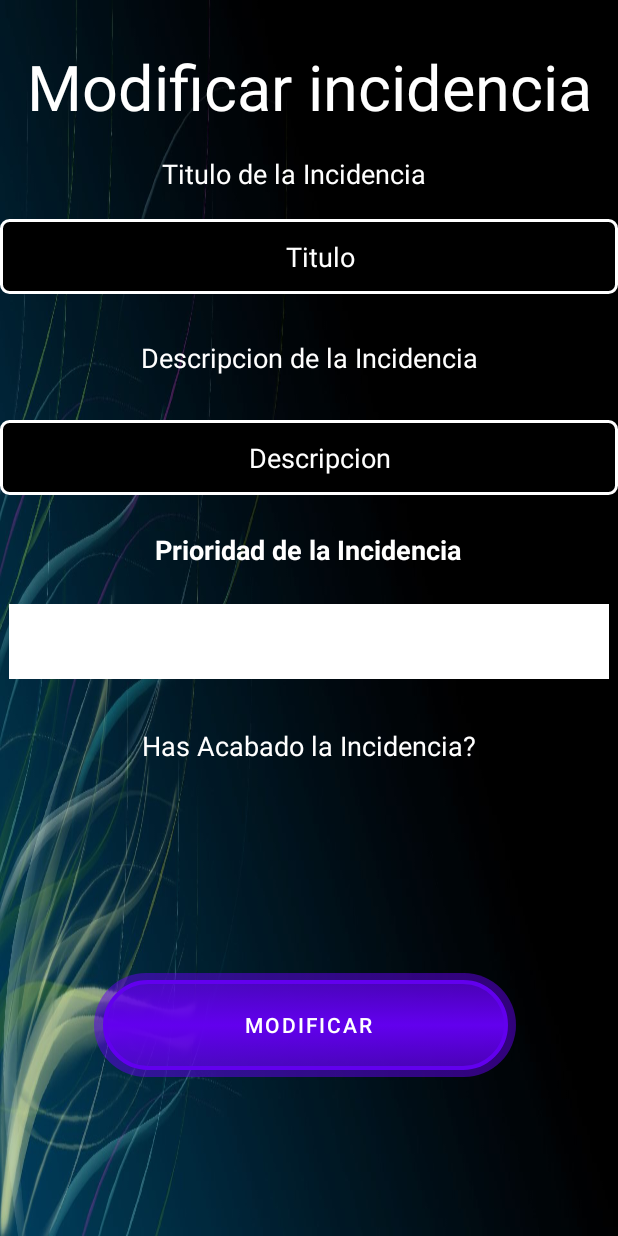
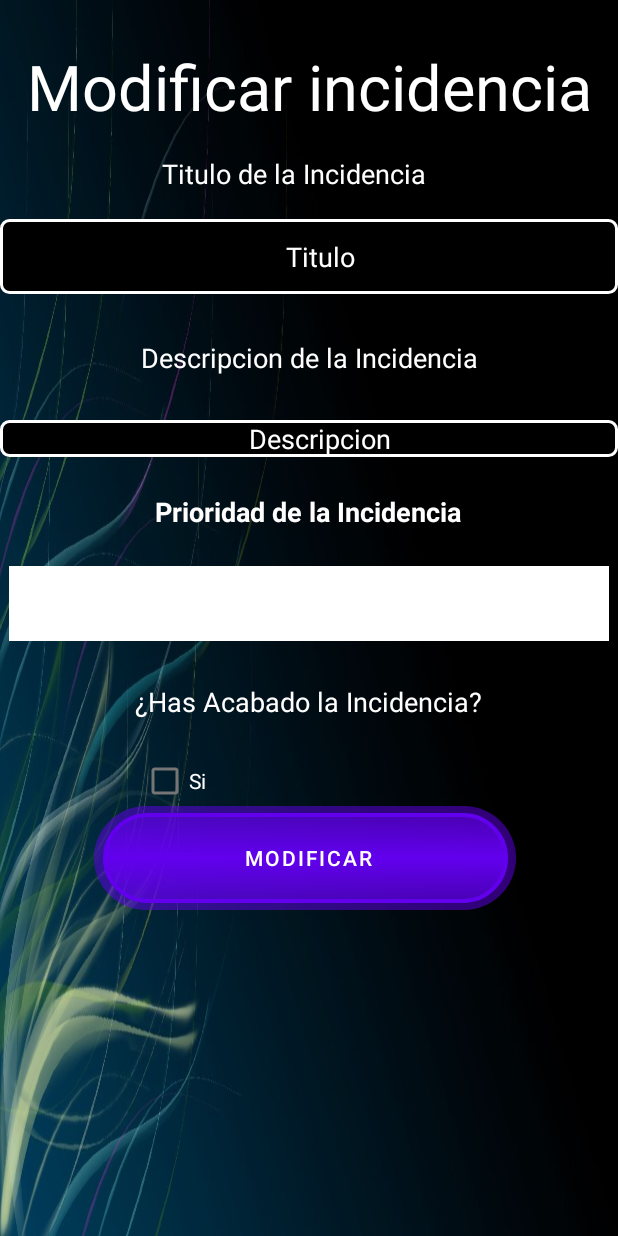
Before and after one commit to Xxjorge20/ProyectoFinalDAMJLBSVA, an Android app: the layout fragment_modificar_incidencia.xml on its own in the app's theme, with its tools: preview values and no code run, on a phone screen of 412 x 824 dp. Run offline under Robolectric (Android 15) with nearby library versions, the phone set to English and light mode, and no system bars.

Commit message:
Parte de ModificarIncidencia.kt Implementada y funcionando en su version mas basica e implementacion de un metodo en la clase Incidencia.kt

```diff
--- a/app/src/main/java/InicioSesion/RegistroActivity.kt
+++ b/app/src/main/java/InicioSesion/RegistroActivity.kt
@@ -68,10 +68,7 @@ class RegistroActivity : AppCompatActivity() {
                                 "apellidos" to binding.apellidos.text.toString(),
                                 "email" to binding.email.text.toString(),
                                 "privilegios" to usuario.privi,
-                            )
-                            )
-
-
+                            ))
 
                         // Accedemos a la pantalla InicioActivity parae dar la bienvenida al usuario
                         val intent = Intent(this, InicioActivity::class.java).apply {
--- a/app/src/main/java/ies/luiscarrillo/proyectofinaldamjlbsva/Datos/ParteIncidencias/Menu/MenuLateral.kt
+++ b/app/src/main/java/ies/luiscarrillo/proyectofinaldamjlbsva/Datos/ParteIncidencias/Menu/MenuLateral.kt
@@ -40,7 +40,7 @@ class MenuLateral : AppCompatActivity() {
         val header = binding.navView.getHeaderView(0)
         val email = header.findViewById<TextView>(R.id.TBCorreoUserName)
         val nombre = header.findViewById<TextView>(R.id.TBUserName)
-        email.text = intent.getStringExtra("email")
+        email.text = intent.getStringExtra("correo")
         nombre.text = intent.getStringExtra("nombre")
 
 
@@ -51,10 +51,13 @@ class MenuLateral : AppCompatActivity() {
                     supportFragmentManager.beginTransaction().replace(R.id.fragment_container_view, CasaFragment()).commit()
                     binding.drawer.closeDrawers()
                 }
+                /*
                 R.id.nav_modificarIncidencia -> {
                     supportFragmentManager.beginTransaction().replace(R.id.fragment_container_view, ModificarIncidencia()).commit()
                     binding.drawer.closeDrawers()
                 }
+                */
+
                 R.id.nav_insertarIncidencia -> {
                     supportFragmentManager.beginTransaction().replace(R.id.fragment_container_view, InsertarIncidenciaFragment()).commit()
                     binding.drawer.closeDrawers()
--- a/app/src/main/res/layout/fragment_insertar_incidencia.xml
+++ b/app/src/main/res/layout/fragment_insertar_incidencia.xml
@@ -3,7 +3,7 @@
     xmlns:app="http://schemas.android.com/apk/res-auto"
     xmlns:tools="http://schemas.android.com/tools"
     android:layout_width="match_parent"
-    android:layout_height="match_parent"
+    android:layout_height="wrap_content"
     android:background="@drawable/loginfondo"
     tools:context=".Menu.CasaFragment">
 
--- a/app/src/main/res/layout/fragment_modificar_incidencia.xml
+++ b/app/src/main/res/layout/fragment_modificar_incidencia.xml
@@ -36,7 +36,7 @@
     <EditText
         android:id="@+id/TBDescripcionIncidencia2Modificar"
         android:layout_width="match_parent"
-        android:layout_height="50dp"
+        android:layout_height="wrap_content"
         android:layout_marginTop="84dp"
         android:background="@drawable/borde_edittext"
         android:ems="10"
@@ -90,13 +90,12 @@
         android:id="@+id/BModificarIncidencia"
         android:layout_width="wrap_content"
         android:layout_height="wrap_content"
-        android:layout_marginTop="196dp"
         android:background="@drawable/boton_neon"
         android:text="Modificar"
         app:layout_constraintEnd_toEndOf="parent"
         app:layout_constraintHorizontal_bias="0.496"
         app:layout_constraintStart_toStartOf="parent"
-        app:layout_constraintTop_toBottomOf="@+id/listPrioridadModificar" />
+        app:layout_constraintTop_toBottomOf="@+id/checkBoxSi" />
 
     <TextView
         android:id="@+id/textView7"
@@ -126,16 +125,26 @@
         android:id="@+id/textView9"
         android:layout_width="wrap_content"
         android:layout_height="wrap_content"
-        android:layout_marginTop="32dp"
-        android:text="Has Acabado la Incidencia?"
+        android:layout_marginTop="28dp"
+        android:text="¿Has Acabado la Incidencia?"
         android:textColor="@color/white"
         android:textSize="18sp"
         app:layout_constraintEnd_toEndOf="parent"
-        app:layout_constraintHorizontal_bias="0.5"
+        app:layout_constraintHorizontal_bias="0.497"
         app:layout_constraintStart_toStartOf="parent"
         app:layout_constraintTop_toBottomOf="@+id/listPrioridadModificar" />
 
-
+    <CheckBox
+        android:id="@+id/checkBoxSi"
+        android:layout_width="83dp"
+        android:layout_height="33dp"
+        android:layout_marginTop="24dp"
+        android:text="Si"
+        android:textColor="@color/white"
+        app:layout_constraintEnd_toEndOf="parent"
+        app:layout_constraintHorizontal_bias="0.286"
+        app:layout_constraintStart_toStartOf="parent"
+        app:layout_constraintTop_toBottomOf="@+id/textView9" />
 
 
 </androidx.constraintlayout.widget.ConstraintLayout>
--- a/app/src/main/res/menu/nav_menu.xml
+++ b/app/src/main/res/menu/nav_menu.xml
@@ -14,10 +14,12 @@
                     android:id="@+id/nav_insertarIncidencia"
                     android:icon="@drawable/ic_baseline_add"
                     android:title="Insertar Incidencia" />
+                <!--
                 <item
                     android:id="@+id/nav_modificarIncidencia"
                     android:icon="@drawable/ic_baseline_edit"
                     android:title="Modificar Incidencia" />
+                -->
             </group>
         </menu>
     </item>
@@ -37,9 +39,11 @@
                     android:id="@+id/nav_insertarUsuario"
 
                     android:title="Insertar Usuario" />
+                <!--
                 <item
                     android:id="@+id/nav_modificarUsuario"
                     android:title="Modificar Usuario" />
+                -->
             </group>
         </menu>
     </item>
```
Also changed, not shown: app/src/main/java/InicioSesion/MainActivity.kt (+7 -1 lines), app/src/main/java/ies/luiscarrillo/proyectofinaldamjlbsva/Datos/ParteIncidencias/Adapter/adapterIncidencas.kt (+13 -4 lines), app/src/main/java/ies/luiscarrillo/proyectofinaldamjlbsva/Datos/ParteIncidencias/Data/Incidencia.kt (+34 -4 lines), app/src/main/java/ies/luiscarrillo/proyectofinaldamjlbsva/Datos/ParteIncidencias/Menu/InsertarIncidenciaFragment.kt (+6 -5 lines), app/src/main/java/ies/luiscarrillo/proyectofinaldamjlbsva/Datos/ParteIncidencias/Menu/ModificarIncidencia.kt (+120 -13 lines).
